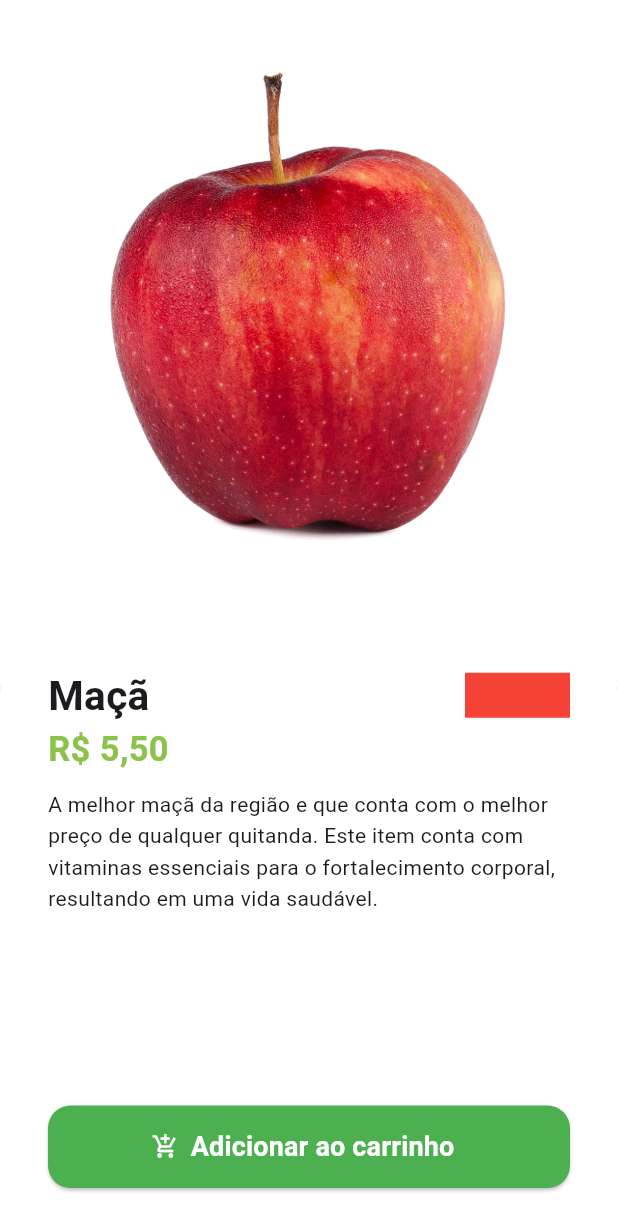
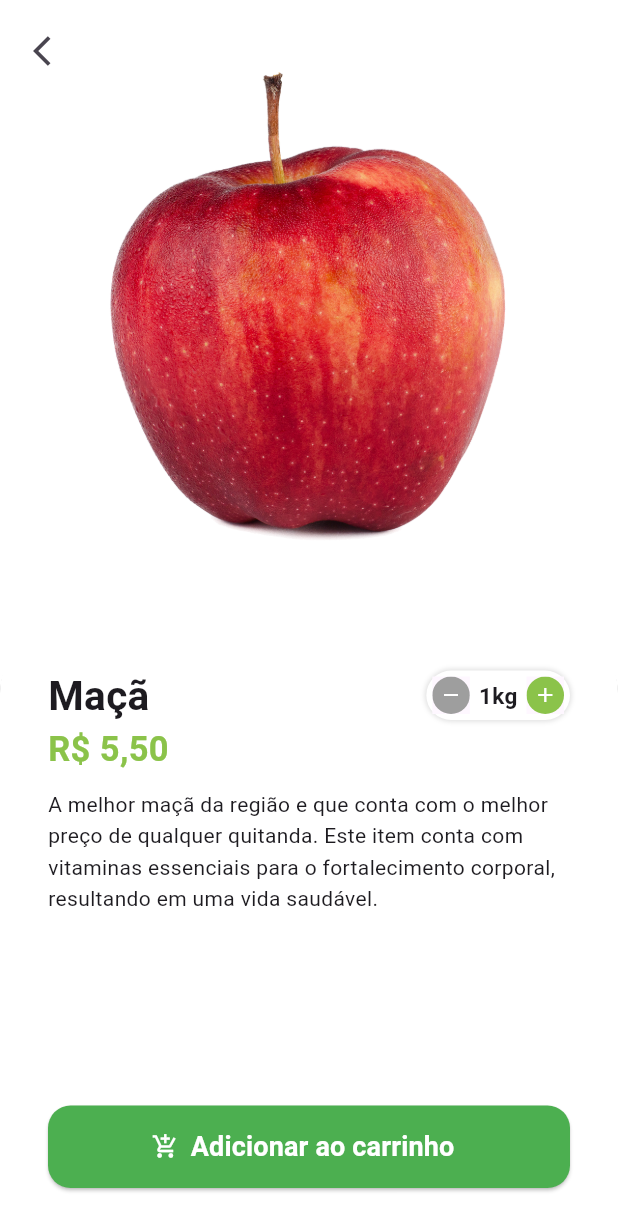
Before and after one commit to lucasgcsousa/greengrocer, a Flutter app: the HomeTab screen opened directly, after a tap on "Maçã", on a phone screen of 412 x 824 dp. Shown: the top 1231 px of the screen. Run offline on Flutter 3.47's test engine with Material 3 defaults, Android fonts, the phone set to English and light mode, and no system bars; our stand-ins replace animated_text_kit, mask_text_input_formatter.

Commit message:
tela de produto

```diff
--- /dev/null
+++ b/lib/src/pages/common_widgets/quantity_widget.dart
@@ -0,0 +1,111 @@
+import 'package:flutter/material.dart';
+import 'package:greengrocer/src/config/custom_colors.dart';
+
+class QuantityWidget extends StatelessWidget {
+
+  final int value;
+  final String suffixText;
+  final Function(int quantity) result;
+
+  const QuantityWidget({
+    super.key,
+    required this.value,
+    required this.suffixText,
+    required this.result,
+    });
+
+  @override
+  Widget build(BuildContext context) {
+    return Container(
+      padding: const EdgeInsets.all(4),
+      decoration: BoxDecoration(
+        color: Colors.white,
+        borderRadius: BorderRadius.circular(50),
+        boxShadow: [
+          BoxShadow(
+            color: Colors.grey.shade300,
+            spreadRadius: 1,
+            blurRadius: 2,
+          ),
+        ]
+      ),
+
+      child: Row(
+        children: [
+          //Botão de Remover item
+          _QuantityButton(
+            icon: Icons.remove,
+            color: Colors.grey,
+            onPressed: () {
+              if (value == 1) return;
+              int resulCount = value -1;
+              result(resulCount);
+            },
+          ),
+
+          Padding(
+            padding: const EdgeInsets.symmetric(horizontal: 6),
+            child:  Text(
+              '$value$suffixText',
+                style: const TextStyle(
+                fontSize: 15,
+                fontWeight: FontWeight.bold,
+              ),
+            ),
+          ),
+
+          //Botão de adicionar item
+          _QuantityButton(
+            icon: Icons.add,
+            color: CustomColors.customSwatchColor,
+            onPressed: () {
+              int resulCount = value +1;
+              result(resulCount);
+            },
+          ),
+
+        ],
+      ),
+
+    );
+  }
+}
+
+
+//Widget Botão Quantidade
+class _QuantityButton extends StatelessWidget {
+  final Color color;
+  final IconData icon;
+  final VoidCallback onPressed;
+
+  const _QuantityButton({
+    super.key,
+    required this.color,
+    required this.icon,
+    required this.onPressed,
+  });
+
+  @override
+  Widget build(BuildContext context) {
+    return Material
+    (
+      child: InkWell(
+        borderRadius: BorderRadius.circular(25),
+        onTap: onPressed,
+        child: Ink(
+          height: 25,
+          width: 25,
+          decoration: BoxDecoration(
+            color: color,
+            shape: BoxShape.circle
+          ),
+          child: Icon(
+            icon,
+            color: Colors.white,
+            size: 16,
+          ),
+        ),
+      ),
+    );
+  }
+}
--- a/lib/src/pages/home/components/item_tile.dart
+++ b/lib/src/pages/home/components/item_tile.dart
@@ -44,7 +44,10 @@
                 children: [
                   //imagem
                   Expanded(
-                    child: Image.asset(item.imgUrl),
+                    child: Hero(
+                      tag: item.imgUrl,
+                      child: Image.asset(item.imgUrl),
+                    ),
                   ),
                   //nome
                   Text(item.itemName,
--- a/lib/src/pages/product/product_screen.dart
+++ b/lib/src/pages/product/product_screen.dart
@@ -1,26 +1,42 @@
 import 'package:flutter/material.dart';
 import 'package:greengrocer/src/config/custom_colors.dart';
 import 'package:greengrocer/src/models/item_model.dart';
+import 'package:greengrocer/src/pages/common_widgets/quantity_widget.dart';
 import 'package:greengrocer/src/services/utils_services.dart';
 
-class ProductScreen extends StatelessWidget {
+class ProductScreen extends StatefulWidget {
   ProductScreen({
     super.key,
     required this.item,
     });
 
   final ItemModel item;
+
+  @override
+  State<ProductScreen> createState() => _ProductScreenState();
+}
+
+class _ProductScreenState extends State<ProductScreen> {
   final UtilsServices utilsServices = UtilsServices();
+
+  int cartItemQuantity = 1;
 
   @override
   Widget build(BuildContext context) {
     return Scaffold(
       backgroundColor: Colors.white.withAlpha(230),
 
-      body: Column(
+      body: Stack(
+        children: [
+
+          //Conteúdo
+          Column(
             children: [
               Expanded(
-            child: Image.asset(item.imgUrl),
+                child: Hero(
+                  tag: widget.item.imgUrl,
+                  child: Image.asset(widget.item.imgUrl),
+                ),
               ),
 
               Expanded(
@@ -48,7 +64,7 @@
                         children: [
                           Expanded(
                             child: Text(
-                          item.itemName,
+                              widget.item.itemName,
                               maxLines: 2,
                               overflow: TextOverflow.ellipsis,
                               style: TextStyle(
@@ -57,16 +73,21 @@
                               ),
                             ),
                           ),
-                      Container(
-                        height: 30,
-                        width: 70,
-                        color: Colors.red,
+                          QuantityWidget(
+                            suffixText: widget.item.unit,
+                            value: cartItemQuantity,
+                            result: (quantity) {
+                              setState(() {
+                                cartItemQuantity = quantity;
+                              });
+                            },
+
                           ),
                         ],
                       ),
                     // Preço
                       Text(
-                    utilsServices.priceToCurrency(item.price),
+                        utilsServices.priceToCurrency(widget.item.price),
                         style: TextStyle(
                           fontSize: 23,
                           fontWeight: FontWeight.bold,
@@ -79,7 +100,7 @@
                           padding: const EdgeInsets.symmetric(vertical: 10),
                           child: SingleChildScrollView(
                             child: Text(
-                          item.description,
+                              widget.item.description,
                               style: const TextStyle(
                                 height: 1.5,
                               ),
@@ -122,6 +143,21 @@
               ),
             ],
           ),
+
+          Positioned(
+            left: 10,
+            top: 10,
+            child: SafeArea(
+              child: IconButton(
+                onPressed:() => Navigator.of(context).pop(),
+                icon: const Icon(
+                  Icons.arrow_back_ios,
+                ),
+              ),
+            ),
+          ),
+        ],
+      ),
     );
   }
 }
```
Lines whose indentation alone changed are shown as unchanged.
